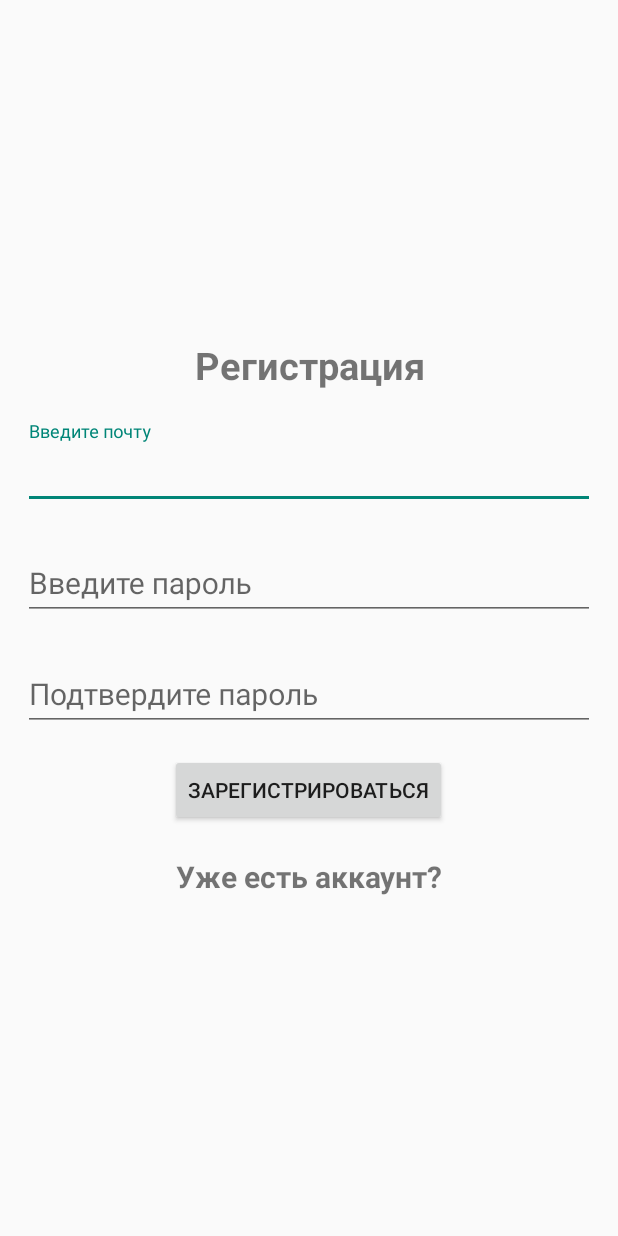
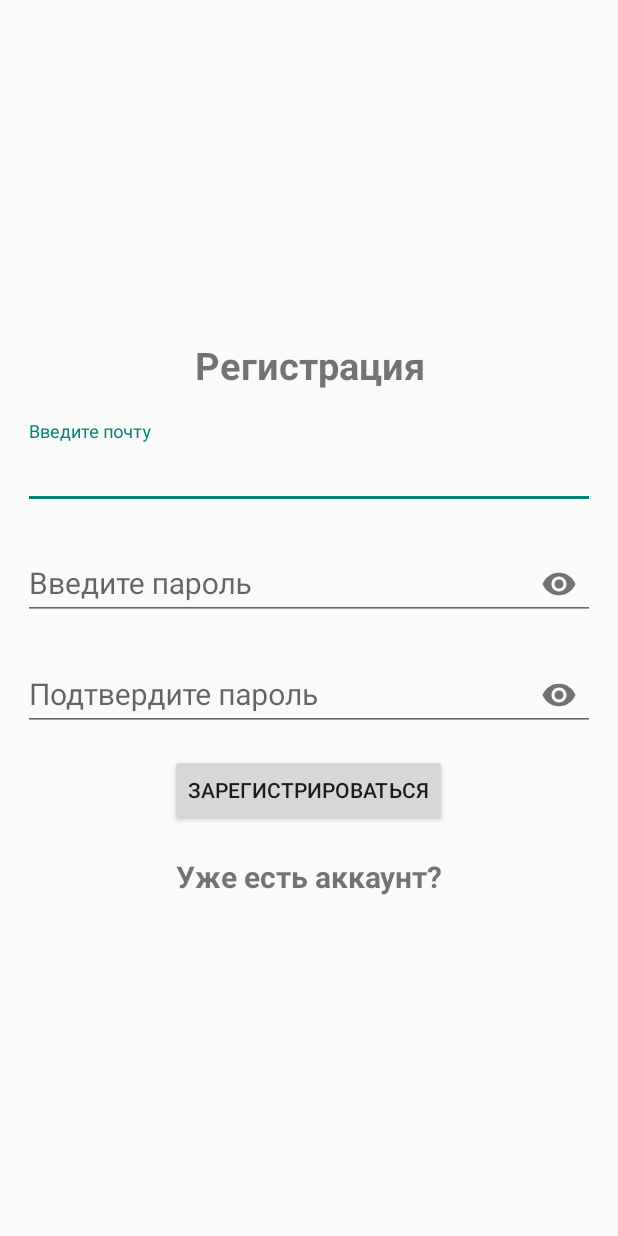
Before and after one commit to Suomi228/EDA-android-app, an Android app: the screen it shows after launch (Registration), after a tap on "Нет аккаунта?", on a phone screen of 412 x 824 dp. Run offline under Robolectric (Android 15) with nearby library versions, the phone set to English and light mode, and no system bars; our stand-ins replace Firebase (no records; nobody signed in at launch, a user with empty details on screens opened directly); 2 other taps on this screen came first.

Commit message:
added password visibility

```diff
--- a/app/src/main/java/com/example/eda/Login.java
+++ b/app/src/main/java/com/example/eda/Login.java
@@ -81,7 +81,7 @@ public class Login extends AppCompatActivity {
                                     startActivity(intent);
                                     finish();
                                 } else {
-                                    Toast.makeText(Login.this, "Authentication failed.",
+                                    Toast.makeText(Login.this, "Неверный логин или пароль.",
                                             Toast.LENGTH_SHORT).show();
                                 }
                             }
--- a/app/src/main/java/com/example/eda/Registration.java
+++ b/app/src/main/java/com/example/eda/Registration.java
@@ -73,6 +73,11 @@ public class Registration extends AppCompatActivity {
                     progress_bar.setVisibility(View.GONE);
                     return;
                 }
+                else if (password.length()<8){
+                    Toast.makeText(Registration.this,"Минимальная длина пароля 8!",Toast.LENGTH_SHORT).show();
+                    progress_bar.setVisibility(View.GONE);
+                    return;
+                }
                 mAuth.createUserWithEmailAndPassword(email, password)
                         .addOnCompleteListener(new OnCompleteListener<AuthResult>() {
                             @Override
--- a/app/src/main/res/layout/activity_login.xml
+++ b/app/src/main/res/layout/activity_login.xml
@@ -34,16 +34,16 @@
 
     <com.google.android.material.textfield.TextInputLayout
         android:layout_width="match_parent"
+        app:endIconMode="password_toggle"
         android:layout_height="wrap_content">
         <com.google.android.material.textfield.TextInputEditText
             android:layout_width="match_parent"
+            android:inputType="textPassword"
             android:textSize="20dp"
             android:layout_height="wrap_content"
             android:id="@+id/password"
             android:hint="Введите пароль"
             android:layout_marginBottom="15dp"
-
-
             />
     </com.google.android.material.textfield.TextInputLayout>
     <ProgressBar
--- a/app/src/main/res/layout/activity_registration.xml
+++ b/app/src/main/res/layout/activity_registration.xml
@@ -34,8 +34,10 @@
 
     <com.google.android.material.textfield.TextInputLayout
         android:layout_width="match_parent"
-        android:layout_height="wrap_content">
+        android:layout_height="wrap_content"
+        app:endIconMode="password_toggle">
         <com.google.android.material.textfield.TextInputEditText
+            android:inputType="textPassword"
             android:layout_width="match_parent"
             android:layout_height="wrap_content"
             android:id="@+id/password"
@@ -46,8 +48,10 @@
     </com.google.android.material.textfield.TextInputLayout>
     <com.google.android.material.textfield.TextInputLayout
         android:layout_width="match_parent"
-        android:layout_height="wrap_content">
+        android:layout_height="wrap_content"
+        app:endIconMode="password_toggle">
         <com.google.android.material.textfield.TextInputEditText
+            android:inputType="textPassword"
             android:layout_width="match_parent"
             android:layout_height="wrap_content"
             android:id="@+id/password_confirm"
```
